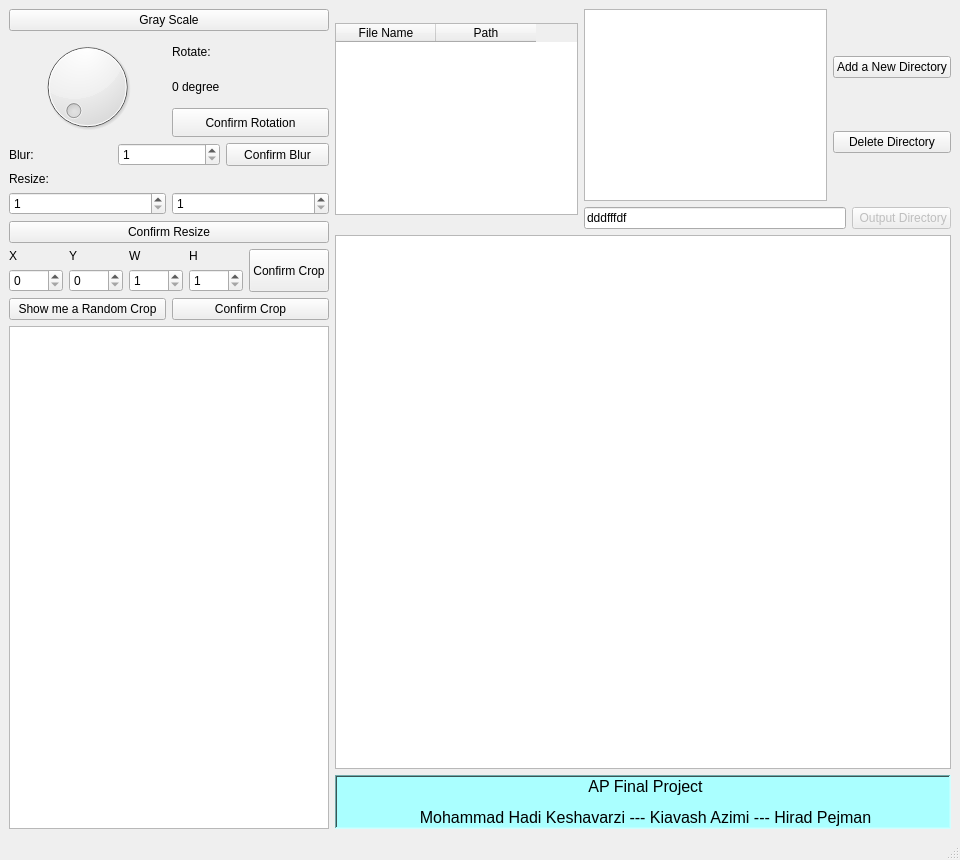
First picture: the form in mainForm.ui, repository mohake-keshavarzi/AP-Final-Project, before the edit.
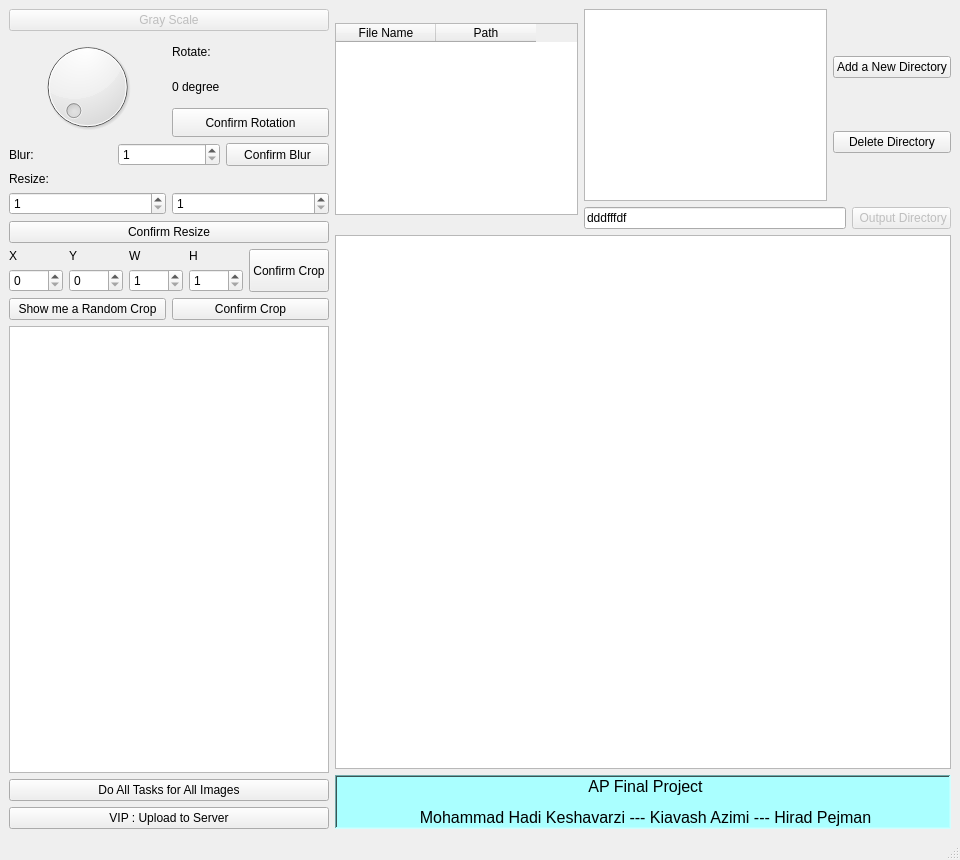
Second picture: the form after the edit.

What changed in the file:
```diff
--- a/mainForm.ui
+++ b/mainForm.ui
@@ -19,6 +19,9 @@
      <layout class="QVBoxLayout" name="verticalLayout_9">
       <item>
        <widget class="QPushButton" name="grayScale_pb">
+        <property name="enabled">
+         <bool>false</bool>
+        </property>
         <property name="text">
          <string>Gray Scale</string>
         </property>
@@ -284,7 +287,21 @@
        </layout>
       </item>
       <item>
-       <widget class="QTableWidget" name="tableWidget"/>
+       <widget class="QListWidget" name="doneTasks_lw"/>
+      </item>
+      <item>
+       <widget class="QPushButton" name="doAll_pb">
+        <property name="text">
+         <string>Do All Tasks for All Images</string>
+        </property>
+       </widget>
+      </item>
+      <item>
+       <widget class="QPushButton" name="upload_pb">
+        <property name="text">
+         <string>VIP : Upload to Server</string>
+        </property>
+       </widget>
       </item>
      </layout>
     </item>
```
